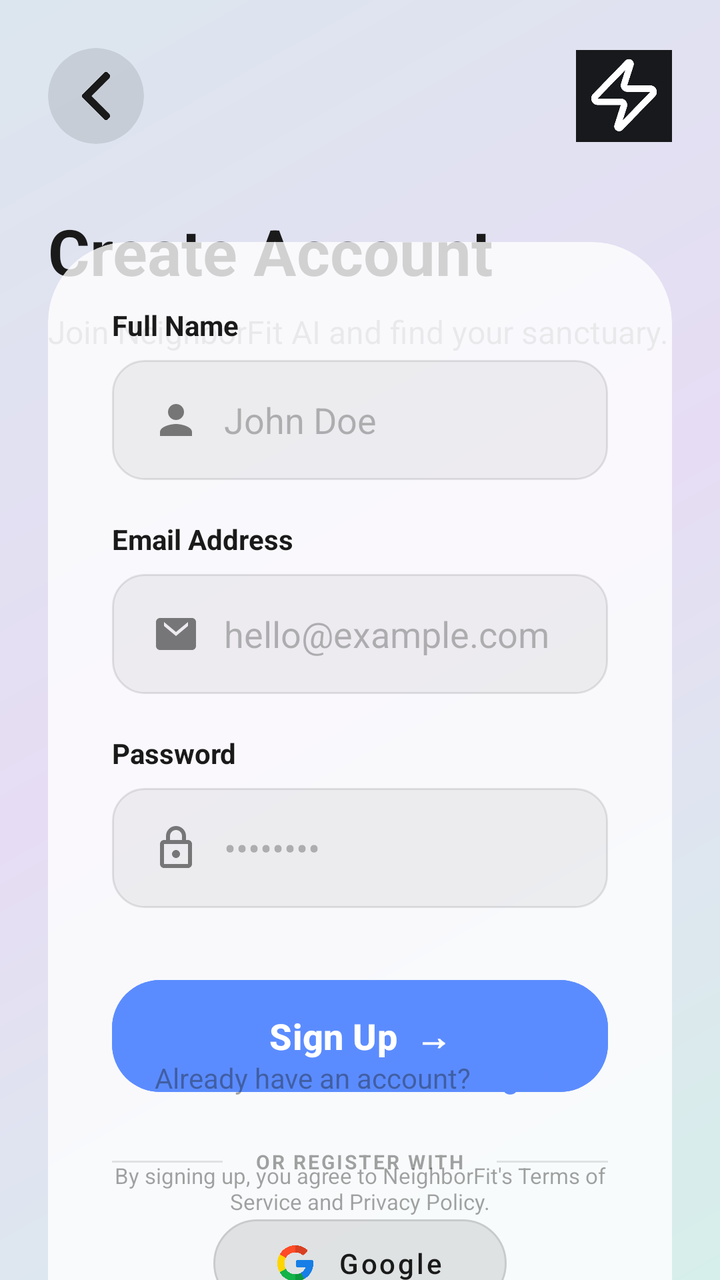
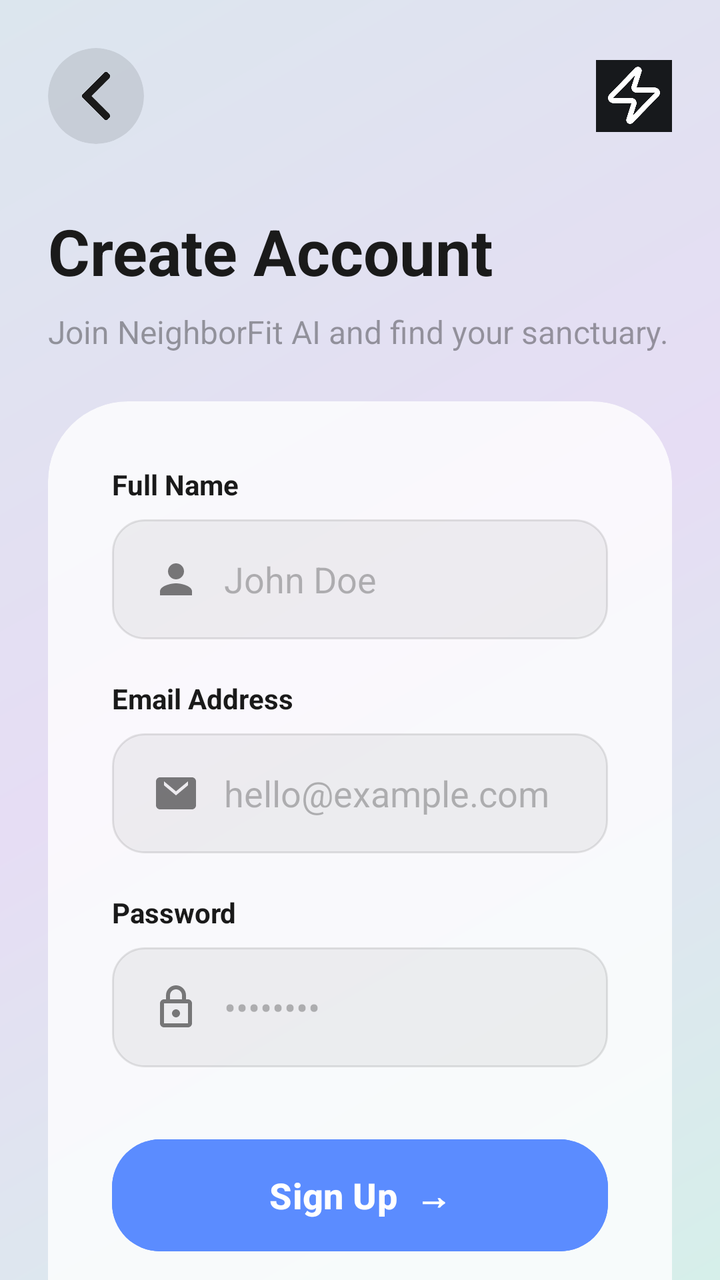

Two renders of the same Android screen: before a commit and after it. Below are the layout's source before the change and the commit's diff.
<!-- AndroidManifest.xml: application theme Theme.NeighborFitAI -->
<!-- res/layout/activity_register.xml -->
<?xml version="1.0" encoding="utf-8"?>
<androidx.constraintlayout.widget.ConstraintLayout xmlns:android="http://schemas.android.com/apk/res/android"
    xmlns:app="http://schemas.android.com/apk/res-auto"
    xmlns:tools="http://schemas.android.com/tools"
    android:layout_width="match_parent"
    android:layout_height="match_parent"
    android:background="@drawable/signup_light_gradient">

    
    <androidx.cardview.widget.CardView
        android:id="@+id/cvBack"
        android:layout_width="48dp"
        android:layout_height="48dp"
        android:layout_margin="24dp"
        app:cardBackgroundColor="#1A000000"
        app:cardCornerRadius="24dp"
        app:cardElevation="0dp"
        app:layout_constraintStart_toStartOf="parent"
        app:layout_constraintTop_toTopOf="parent">

        <ImageView
            android:id="@+id/ivBack"
            android:layout_width="match_parent"
            android:layout_height="match_parent"
            android:padding="12dp"
            android:src="@drawable/rightarrow"
            app:tint="#1A1A1A"
            android:rotation="180" />
    </androidx.cardview.widget.CardView>

    <ImageView
        android:id="@+id/ivLogo"
        android:layout_width="48dp"
        android:layout_height="48dp"
        android:layout_margin="24dp"
        android:src="@drawable/icon_black"
        app:layout_constraintEnd_toEndOf="parent"
        app:layout_constraintTop_toTopOf="parent" />

    
    <TextView
        android:id="@+id/tvTitle"
        android:layout_width="wrap_content"
        android:layout_height="wrap_content"
        android:layout_marginTop="32dp"
        android:layout_marginStart="24dp"
        android:text="Create Account"
        android:textColor="#1A1A1A"
        android:textSize="32sp"
        android:textStyle="bold"
        app:layout_constraintStart_toStartOf="parent"
        app:layout_constraintTop_toBottomOf="@+id/cvBack" />

    <TextView
        android:id="@+id/tvSubtitle"
        android:layout_width="wrap_content"
        android:layout_height="wrap_content"
        android:layout_marginStart="24dp"
        android:layout_marginTop="8dp"
        android:text="Join NeighborFit AI and find your sanctuary."
        android:textColor="#661A1A1A"
        android:textSize="16sp"
        app:layout_constraintStart_toStartOf="parent"
        app:layout_constraintTop_toBottomOf="@+id/tvTitle" />

    
    <androidx.cardview.widget.CardView
        android:layout_width="0dp"
        android:layout_height="wrap_content"
        android:layout_margin="24dp"
        app:cardBackgroundColor="#CCFFFFFF"
        app:cardCornerRadius="40dp"
        app:cardElevation="0dp"
        app:layout_constraintBottom_toTopOf="@+id/llSignIn"
        app:layout_constraintEnd_toEndOf="parent"
        app:layout_constraintStart_toStartOf="parent"
        app:layout_constraintTop_toBottomOf="@+id/tvSubtitle"
        app:layout_constraintVertical_bias="0.3">

        <LinearLayout
            android:layout_width="match_parent"
            android:layout_height="wrap_content"
            android:orientation="vertical"
            android:padding="32dp">

            
            <TextView
                android:layout_width="wrap_content"
                android:layout_height="wrap_content"
                android:text="Full Name"
                android:textColor="#1A1A1A"
                android:textSize="14sp"
                android:textStyle="bold" />

            <EditText
                android:id="@+id/etFullName"
                android:layout_width="match_parent"
                android:layout_height="60dp"
                android:layout_marginTop="8dp"
                android:background="@drawable/bg_edittext_light"
                android:drawableStart="@drawable/ic_person"
                android:drawablePadding="12dp"
                android:hint="John Doe"
                android:inputType="textPersonName"
                android:paddingHorizontal="20dp"
                android:textColor="#1A1A1A"
                android:textColorHint="#4D1A1A1A" />

            
            <TextView
                android:layout_width="wrap_content"
                android:layout_height="wrap_content"
                android:layout_marginTop="20dp"
                android:text="Email Address"
                android:textColor="#1A1A1A"
                android:textSize="14sp"
                android:textStyle="bold" />

            <EditText
                android:id="@+id/etEmail"
                android:layout_width="match_parent"
                android:layout_height="60dp"
                android:layout_marginTop="8dp"
                android:background="@drawable/bg_edittext_light"
                android:drawableStart="@drawable/ic_email_dark"
                android:drawablePadding="12dp"
                android:hint="hello@example.com"
                android:inputType="textEmailAddress"
                android:paddingHorizontal="20dp"
                android:textColor="#1A1A1A"
                android:textColorHint="#4D1A1A1A" />

            
            <TextView
                android:layout_width="wrap_content"
                android:layout_height="wrap_content"
                android:layout_marginTop="20dp"
                android:text="Password"
                android:textColor="#1A1A1A"
                android:textSize="14sp"
                android:textStyle="bold" />

            <EditText
                android:id="@+id/etPassword"
                android:layout_width="match_parent"
                android:layout_height="60dp"
                android:layout_marginTop="8dp"
                android:background="@drawable/bg_edittext_light"
                android:drawableStart="@drawable/ic_lock_dark"
                android:drawablePadding="12dp"
                android:hint="••••••••"
                android:inputType="textPassword"
                android:paddingHorizontal="20dp"
                android:textColor="#1A1A1A"
                android:textColorHint="#4D1A1A1A" />

            
            <Button
                android:id="@+id/btnSignUp"
                android:layout_width="match_parent"
                android:layout_height="64dp"
                android:layout_marginTop="32dp"
                android:backgroundTint="#5B8CFF"
                android:text="Sign Up  →"
                android:textAllCaps="false"
                android:textColor="@android:color/white"
                android:textSize="18sp"
                android:textStyle="bold"
                app:cornerRadius="24dp" />

            
            <LinearLayout
                android:layout_width="match_parent"
                android:layout_height="wrap_content"
                android:layout_marginTop="24dp"
                android:gravity="center"
                android:orientation="horizontal">

                <View
                    android:layout_width="0dp"
                    android:layout_height="1dp"
                    android:layout_weight="1"
                    android:background="#1A000000" />

                <TextView
                    android:layout_width="wrap_content"
                    android:layout_height="wrap_content"
                    android:layout_marginHorizontal="16dp"
                    android:letterSpacing="0.1"
                    android:text="OR REGISTER WITH"
                    android:textColor="#661A1A1A"
                    android:textSize="10sp"
                    android:textStyle="bold" />

                <View
                    android:layout_width="0dp"
                    android:layout_height="1dp"
                    android:layout_weight="1"
                    android:background="#1A000000" />
            </LinearLayout>

            
            <com.google.android.material.button.MaterialButton
                android:id="@+id/btnGoogle"
                style="@style/Widget.MaterialComponents.Button.OutlinedButton"
                android:layout_width="wrap_content"
                android:layout_height="56dp"
                android:layout_gravity="center"
                android:layout_marginTop="16dp"
                android:backgroundTint="#0D000000"
                android:paddingHorizontal="32dp"
                android:text="Google"
                android:textAllCaps="false"
                android:textColor="#1A1A1A"
                app:cornerRadius="24dp"
                app:icon="@drawable/google"
                app:iconGravity="textStart"
                app:iconPadding="12dp"
                app:iconTint="@null"
                app:strokeColor="#1A000000"
                app:strokeWidth="1dp" />

        </LinearLayout>
    </androidx.cardview.widget.CardView>

    
    <LinearLayout
        android:id="@+id/llSignIn"
        android:layout_width="wrap_content"
        android:layout_height="wrap_content"
        android:layout_marginBottom="32dp"
        android:orientation="horizontal"
        app:layout_constraintBottom_toTopOf="@+id/tvTerms"
        app:layout_constraintEnd_toEndOf="parent"
        app:layout_constraintStart_toStartOf="parent">

        <TextView
            android:layout_width="wrap_content"
            android:layout_height="wrap_content"
            android:text="Already have an account? "
            android:textColor="#661A1A1A" />

        <TextView
            android:id="@+id/tvSignIn"
            android:layout_width="wrap_content"
            android:layout_height="wrap_content"
            android:text="Sign In"
            android:textColor="#5B8CFF"
            android:textStyle="bold" />
    </LinearLayout>

    <TextView
        android:id="@+id/tvTerms"
        android:layout_width="0dp"
        android:layout_height="wrap_content"
        android:layout_marginHorizontal="48dp"
        android:layout_marginBottom="32dp"
        android:gravity="center"
        android:text="By signing up, you agree to NeighborFit's Terms of Service and Privacy Policy."
        android:textColor="#661A1A1A"
        android:textSize="11sp"
        app:layout_constraintBottom_toBottomOf="parent"
        app:layout_constraintEnd_toEndOf="parent"
        app:layout_constraintStart_toStartOf="parent" />

</androidx.constraintlayout.widget.ConstraintLayout>
<!-- resources referenced by this layout -->
<resources>
  <!-- drawable bg_edittext_light (drawable) -->
  <?xml version="1.0" encoding="utf-8"?>
  <shape xmlns:android="http://schemas.android.com/apk/res/android">
      <solid android:color="#0D000000" />
      <corners android:radius="16dp" />
      <stroke android:width="1dp" android:color="#1A000000" />
  </shape>
  <!-- drawable google: png bitmap (drawable, 20865 bytes) -->
  <!-- drawable ic_email_dark (drawable) -->
  <vector xmlns:android="http://schemas.android.com/apk/res/android"
      android:width="24dp"
      android:height="24dp"
      android:viewportWidth="24"
      android:viewportHeight="24">
    <path
        android:fillColor="#80000000"
        android:pathData="M20,4H4C2.9,4 2,4.9 2,6V18C2,19.1 2.9,20 4,20H20C21.1,20 22,19.1 22,18V6C22,4.9 21.1,4 20,4ZM18,8L12,13L6,8V6L12,11L18,6V8Z"/>
  </vector>
  <!-- drawable ic_lock_dark (drawable) -->
  <vector xmlns:android="http://schemas.android.com/apk/res/android"
      android:width="24dp"
      android:height="24dp"
      android:viewportWidth="24"
      android:viewportHeight="24">
    <path
        android:fillColor="#80000000"
        android:pathData="M18,8H17V6C17,3.24 14.76,1 12,1C9.24,1 7,3.24 7,6V8H6C4.9,8 4,8.9 4,10V20C4,21.1 4.9,22 6,22H18C19.1,22 20,21.1 20,20V10C20,8.9 19.1,8 18,8ZM9,6C9,4.34 10.34,3 12,3C13.66,3 15,4.34 15,6V8H9V6ZM18,20H6V10H18V20ZM12,17C13.1,17 14,16.1 14,15C14,13.9 13.1,13 12,13C10.9,13 10,13.9 10,15C10,16.1 10.9,17 12,17Z"/>
  </vector>
  <!-- drawable ic_person (drawable) -->
  <vector xmlns:android="http://schemas.android.com/apk/res/android"
      android:width="24dp"
      android:height="24dp"
      android:viewportWidth="24"
      android:viewportHeight="24">
    <path
        android:fillColor="#80000000"
        android:pathData="M12,12c2.21,0 4,-1.79 4,-4s-1.79,-4 -4,-4 -4,1.79 -4,4 1.79,4 4,4zM12,14c-2.67,0 -8,1.34 -8,4v2h16v-2c0,-2.66 -5.33,-4 -8,-4z"/>
  </vector>
  <!-- drawable icon_black: png bitmap (drawable, 13687 bytes) -->
  <!-- drawable rightarrow: png bitmap (drawable, 2601 bytes) -->
  <!-- drawable signup_light_gradient (drawable) -->
  <?xml version="1.0" encoding="utf-8"?>
  <shape xmlns:android="http://schemas.android.com/apk/res/android">
  
      <gradient
          android:type="linear"
          android:angle="315"
          android:startColor="#DCE6EE"
          android:centerColor="#E6DDF4"
          android:endColor="#D6EFEA" />
  
  </shape>
  <style name="Theme.NeighborFitAI" parent="Base.Theme.NeighborFitAI" />
  <style name="Base.Theme.NeighborFitAI" parent="Theme.Material3.DayNight.NoActionBar">
          
          
      </style>
</resources>

<!-- the commit's change to res/layout/activity_register.xml (unified diff, before → after) -->
@@ -7,260 +7,274 @@
     android:background="@drawable/signup_light_gradient">
 
     
-    <androidx.cardview.widget.CardView
-        android:id="@+id/cvBack"
-        android:layout_width="48dp"
-        android:layout_height="48dp"
-        android:layout_margin="24dp"
-        app:cardBackgroundColor="#1A000000"
-        app:cardCornerRadius="24dp"
-        app:cardElevation="0dp"
+    <androidx.core.widget.NestedScrollView
+        android:layout_width="0dp"
+        android:layout_height="0dp"
+        android:fillViewport="true"
+        app:layout_constraintTop_toTopOf="parent"
+        app:layout_constraintBottom_toBottomOf="parent"
         app:layout_constraintStart_toStartOf="parent"
-        app:layout_constraintTop_toTopOf="parent">
-
-        <ImageView
-            android:id="@+id/ivBack"
-            android:layout_width="match_parent"
-            android:layout_height="match_parent"
-            android:padding="12dp"
-            android:src="@drawable/rightarrow"
-            app:tint="#1A1A1A"
-            android:rotation="180" />
-    </androidx.cardview.widget.CardView>
-
-    <ImageView
-        android:id="@+id/ivLogo"
-        android:layout_width="48dp"
-        android:layout_height="48dp"
-        android:layout_margin="24dp"
-        android:src="@drawable/icon_black"
-        app:layout_constraintEnd_toEndOf="parent"
-        app:layout_constraintTop_toTopOf="parent" />
-
-    
-    <TextView
-        android:id="@+id/tvTitle"
-        android:layout_width="wrap_content"
-        android:layout_height="wrap_content"
-        android:layout_marginTop="32dp"
-        android:layout_marginStart="24dp"
-        android:text="Create Account"
-        android:textColor="#1A1A1A"
-        android:textSize="32sp"
-        android:textStyle="bold"
-        app:layout_constraintStart_toStartOf="parent"
-        app:layout_constraintTop_toBottomOf="@+id/cvBack" />
-
-    <TextView
-        android:id="@+id/tvSubtitle"
-        android:layout_width="wrap_content"
-        android:layout_height="wrap_content"
-        android:layout_marginStart="24dp"
-        android:layout_marginTop="8dp"
-        android:text="Join NeighborFit AI and find your sanctuary."
-        android:textColor="#661A1A1A"
-        android:textSize="16sp"
-        app:layout_constraintStart_toStartOf="parent"
-        app:layout_constraintTop_toBottomOf="@+id/tvTitle" />
-
-    
-    <androidx.cardview.widget.CardView
-        android:layout_width="0dp"
-        android:layout_height="wrap_content"
-        android:layout_margin="24dp"
-        app:cardBackgroundColor="#CCFFFFFF"
-        app:cardCornerRadius="40dp"
-        app:cardElevation="0dp"
-        app:layout_constraintBottom_toTopOf="@+id/llSignIn"
-        app:layout_constraintEnd_toEndOf="parent"
-        app:layout_constraintStart_toStartOf="parent"
-        app:layout_constraintTop_toBottomOf="@+id/tvSubtitle"
-        app:layout_constraintVertical_bias="0.3">
+        app:layout_constraintEnd_toEndOf="parent">
 
         <LinearLayout
             android:layout_width="match_parent"
             android:layout_height="wrap_content"
-            android:orientation="vertical"
-            android:padding="32dp">
+            android:orientation="vertical">
+
+            
+            <androidx.constraintlayout.widget.ConstraintLayout
+                android:layout_width="match_parent"
+                android:layout_height="wrap_content">
+
+                <androidx.cardview.widget.CardView
+                    android:id="@+id/cvBack"
+                    android:layout_width="48dp"
+                    android:layout_height="48dp"
+                    android:layout_margin="24dp"
+                    app:cardBackgroundColor="#1A000000"
+                    app:cardCornerRadius="24dp"
+                    app:cardElevation="0dp"
+                    app:layout_constraintStart_toStartOf="parent"
+                    app:layout_constraintTop_toTopOf="parent"
+                    app:layout_constraintBottom_toBottomOf="parent">
+
+                    <ImageView
+                        android:id="@+id/ivBack"
+                        android:layout_width="match_parent"
+                        android:layout_height="match_parent"
+                        android:padding="12dp"
+                        android:src="@drawable/rightarrow"
+                        app:tint="#1A1A1A"
+                        android:rotation="180" />
+                </androidx.cardview.widget.CardView>
+
+                <ImageView
+                    android:id="@+id/ivLogo"
+                    android:layout_width="38dp"
+                    android:layout_height="38dp"
+                    android:layout_margin="24dp"
+                    android:src="@drawable/icon_black"
+                    app:layout_constraintEnd_toEndOf="parent"
+                    app:layout_constraintTop_toTopOf="parent"
+                    app:layout_constraintBottom_toBottomOf="parent" />
+            </androidx.constraintlayout.widget.ConstraintLayout>
 
             
             <TextView
+                android:id="@+id/tvTitle"
                 android:layout_width="wrap_content"
                 android:layout_height="wrap_content"
-                android:text="Full Name"
+                android:layout_marginTop="8dp"
+                android:layout_marginStart="24dp"
+                android:text="Create Account"
                 android:textColor="#1A1A1A"
-                android:textSize="14sp"
+                android:textSize="32sp"
                 android:textStyle="bold" />
 
-            <EditText
-                android:id="@+id/etFullName"
+            <TextView
+                android:id="@+id/tvSubtitle"
+                android:layout_width="wrap_content"
+                android:layout_height="wrap_content"
+                android:layout_marginStart="24dp"
+                android:layout_marginTop="8dp"
+                android:text="Join NeighborFit AI and find your sanctuary."
+                android:textColor="#661A1A1A"
+                android:textSize="16sp" />
+
+            
+            <androidx.cardview.widget.CardView
                 android:layout_width="match_parent"
-                android:layout_height="60dp"
-                android:layout_marginTop="8dp"
-                android:background="@drawable/bg_edittext_light"
-                android:drawableStart="@drawable/ic_person"
-                android:drawablePadding="12dp"
-                android:hint="John Doe"
-                android:inputType="textPersonName"
-                android:paddingHorizontal="20dp"
-                android:textColor="#1A1A1A"
-                android:textColorHint="#4D1A1A1A" />
-
-            
-            <TextView
+                android:layout_height="wrap_content"
+                android:layout_margin="24dp"
+                android:layout_marginTop="24dp"
+                app:cardBackgroundColor="#CCFFFFFF"
+                app:cardCornerRadius="40dp"
+                app:cardElevation="0dp">
+
+                <LinearLayout
+                    android:layout_width="match_parent"
+                    android:layout_height="wrap_content"
+                    android:orientation="vertical"
+                    android:padding="32dp">
+
+                    
+                    <TextView
+                        android:layout_width="wrap_content"
+                        android:layout_height="wrap_content"
+                        android:text="Full Name"
+                        android:textColor="#1A1A1A"
+                        android:textSize="14sp"
+                        android:textStyle="bold" />
+
+                    <EditText
+                        android:id="@+id/etFullName"
+                        android:layout_width="match_parent"
+                        android:layout_height="60dp"
+                        android:layout_marginTop="8dp"
+                        android:background="@drawable/bg_edittext_light"
+                        android:drawableStart="@drawable/ic_person"
+                        android:drawablePadding="12dp"
+                        android:hint="John Doe"
+                        android:inputType="textPersonName"
+                        android:paddingHorizontal="20dp"
+                        android:textColor="#1A1A1A"
+                        android:textColorHint="#4D1A1A1A" />
+
+                    
+                    <TextView
+                        android:layout_width="wrap_content"
+                        android:layout_height="wrap_content"
+                        android:layout_marginTop="20dp"
+                        android:text="Email Address"
+                        android:textColor="#1A1A1A"
+                        android:textSize="14sp"
+                        android:textStyle="bold" />
+
+                    <EditText
+                        android:id="@+id/etEmail"
+                        android:layout_width="match_parent"
+                        android:layout_height="60dp"
+                        android:layout_marginTop="8dp"
+                        android:background="@drawable/bg_edittext_light"
+                        android:drawableStart="@drawable/ic_email_dark"
+                        android:drawablePadding="12dp"
+                        android:hint="hello@example.com"
+                        android:inputType="textEmailAddress"
+                        android:paddingHorizontal="20dp"
+                        android:textColor="#1A1A1A"
+                        android:textColorHint="#4D1A1A1A" />
+
+                    
+                    <TextView
+                        android:layout_width="wrap_content"
+                        android:layout_height="wrap_content"
+                        android:layout_marginTop="20dp"
+                        android:text="Password"
+                        android:textColor="#1A1A1A"
+                        android:textSize="14sp"
+                        android:textStyle="bold" />
+
+                    <EditText
+                        android:id="@+id/etPassword"
+                        android:layout_width="match_parent"
+                        android:layout_height="60dp"
+                        android:layout_marginTop="8dp"
+                        android:background="@drawable/bg_edittext_light"
+                        android:drawableStart="@drawable/ic_lock_dark"
+                        android:drawablePadding="12dp"
+                        android:hint="••••••••"
+                        android:inputType="textPassword"
+                        android:paddingHorizontal="20dp"
+                        android:textColor="#1A1A1A"
+                        android:textColorHint="#4D1A1A1A" />
+
+                    
+                    <Button
+                        android:id="@+id/btnSignUp"
+                        android:layout_width="match_parent"
+                        android:layout_height="64dp"
+                        android:layout_marginTop="32dp"
+                        android:backgroundTint="#5B8CFF"
+                        android:text="Sign Up  →"
+                        android:textAllCaps="false"
+                        android:textColor="@android:color/white"
+                        android:textSize="18sp"
+                        android:textStyle="bold"
+                        app:cornerRadius="24dp" />
+
+                    
+                    <LinearLayout
+                        android:layout_width="match_parent"
+                        android:layout_height="wrap_content"
+                        android:layout_marginTop="24dp"
+                        android:gravity="center"
+                        android:orientation="horizontal">
+
+                        <View
+                            android:layout_width="0dp"
+                            android:layout_height="1dp"
+                            android:layout_weight="1"
+                            android:background="#1A000000" />
+
+                        <TextView
+                            android:layout_width="wrap_content"
+                            android:layout_height="wrap_content"
+                            android:layout_marginHorizontal="16dp"
+                            android:letterSpacing="0.1"
+                            android:text="OR REGISTER WITH"
+                            android:textColor="#661A1A1A"
+                            android:textSize="10sp"
+                            android:textStyle="bold" />
+
+                        <View
+                            android:layout_width="0dp"
+                            android:layout_height="1dp"
+                            android:layout_weight="1"
+                            android:background="#1A000000" />
+                    </LinearLayout>
+
+                    
+                    <com.google.android.material.button.MaterialButton
+                        android:id="@+id/btnGoogle"
+                        style="@style/Widget.MaterialComponents.Button.OutlinedButton"
+                        android:layout_width="wrap_content"
+                        android:layout_height="56dp"
+                        android:layout_gravity="center"
+                        android:layout_marginTop="16dp"
+                        android:backgroundTint="#0D000000"
+                        android:paddingHorizontal="32dp"
+                        android:text="Google"
+                        android:textAllCaps="false"
+                        android:textColor="#1A1A1A"
+                        app:cornerRadius="24dp"
+                        app:icon="@drawable/google"
+                        app:iconGravity="textStart"
+                        app:iconPadding="12dp"
+                        app:iconTint="@null"
+                        app:strokeColor="#1A000000"
+                        app:strokeWidth="1dp" />
+
+                </LinearLayout>
+            </androidx.cardview.widget.CardView>
+
+            
+            <LinearLayout
+                android:id="@+id/llSignIn"
                 android:layout_width="wrap_content"
                 android:layout_height="wrap_content"
-                android:layout_marginTop="20dp"
-                android:text="Email Address"
-                android:textColor="#1A1A1A"
-                android:textSize="14sp"
-                android:textStyle="bold" />
-
-            <EditText
-                android:id="@+id/etEmail"
-                android:layout_width="match_parent"
-                android:layout_height="60dp"
-                android:layout_marginTop="8dp"
-                android:background="@drawable/bg_edittext_light"
-                android:drawableStart="@drawable/ic_email_dark"
-                android:drawablePadding="12dp"
-                android:hint="hello@example.com"
-                android:inputType="textEmailAddress"
-                android:paddingHorizontal="20dp"
-                android:textColor="#1A1A1A"
-                android:textColorHint="#4D1A1A1A" />
-
-            
-            <TextView
-                android:layout_width="wrap_content"
-                android:layout_height="wrap_content"
-                android:layout_marginTop="20dp"
-                android:text="Password"
-                android:textColor="#1A1A1A"
-                android:textSize="14sp"
-                android:textStyle="bold" />
-
-            <EditText
-                android:id="@+id/etPassword"
-                android:layout_width="match_parent"
-                android:layout_height="60dp"
-                android:layout_marginTop="8dp"
-                android:background="@drawable/bg_edittext_light"
-                android:drawableStart="@drawable/ic_lock_dark"
-                android:drawablePadding="12dp"
-                android:hint="••••••••"
-                android:inputType="textPassword"
-                android:paddingHorizontal="20dp"
-                android:textColor="#1A1A1A"
-                android:textColorHint="#4D1A1A1A" />
-
-            
-            <Button
-                android:id="@+id/btnSignUp"
-                android:layout_width="match_parent"
-                android:layout_height="64dp"
-                android:layout_marginTop="32dp"
-                android:backgroundTint="#5B8CFF"
-                android:text="Sign Up  →"
-                android:textAllCaps="false"
-                android:textColor="@android:color/white"
-                android:textSize="18sp"
-                android:textStyle="bold"
-                app:cornerRadius="24dp" />
-
-            
-            <LinearLayout
-                android:layout_width="match_parent"
-                android:layout_height="wrap_content"
                 android:layout_marginTop="24dp"
-                android:gravity="center"
+                android:layout_gravity="center"
                 android:orientation="horizontal">
-
-                <View
-                    android:layout_width="0dp"
-                    android:layout_height="1dp"
-                    android:layout_weight="1"
-                    android:background="#1A000000" />
 
                 <TextView
                     android:layout_width="wrap_content"
                     android:layout_height="wrap_content"
-                    android:layout_marginHorizontal="16dp"
-                    android:letterSpacing="0.1"
-                    android:text="OR REGISTER WITH"
-                    android:textColor="#661A1A1A"
-                    android:textSize="10sp"
+                    android:text="Already have an account? "
+                    android:textColor="#661A1A1A" />
+
+                <TextView
+                    android:id="@+id/tvSignIn"
+                    android:layout_width="wrap_content"
+                    android:layout_height="wrap_content"
+                    android:text="Sign In"
+                    android:textColor="#5B8CFF"
                     android:textStyle="bold" />
-
-                <View
-                    android:layout_width="0dp"
-                    android:layout_height="1dp"
-                    android:layout_weight="1"
-                    android:background="#1A000000" />
             </LinearLayout>
 
-            
-            <com.google.android.material.button.MaterialButton
-                android:id="@+id/btnGoogle"
-                style="@style/Widget.MaterialComponents.Button.OutlinedButton"
-                android:layout_width="wrap_content"
-                android:layout_height="56dp"
-                android:layout_gravity="center"
-                android:layout_marginTop="16dp"
-                android:backgroundTint="#0D000000"
-                android:paddingHorizontal="32dp"
-                android:text="Google"
-                android:textAllCaps="false"
-                android:textColor="#1A1A1A"
-                app:cornerRadius="24dp"
-                app:icon="@drawable/google"
-                app:iconGravity="textStart"
-                app:iconPadding="12dp"
-                app:iconTint="@null"
-                app:strokeColor="#1A000000"
-                app:strokeWidth="1dp" />
+            <TextView
+                android:id="@+id/tvTerms"
+                android:layout_width="match_parent"
+                android:layout_height="wrap_content"
+                android:layout_marginHorizontal="48dp"
+                android:layout_marginTop="24dp"
+                android:layout_marginBottom="32dp"
+                android:gravity="center"
+                android:text="By signing up, you agree to NeighborFit's Terms of Service and Privacy Policy."
+                android:textColor="#661A1A1A"
+                android:textSize="11sp" />
 
         </LinearLayout>
-    </androidx.cardview.widget.CardView>
-
-    
-    <LinearLayout
-        android:id="@+id/llSignIn"
-        android:layout_width="wrap_content"
-        android:layout_height="wrap_content"
-        android:layout_marginBottom="32dp"
-        android:orientation="horizontal"
-        app:layout_constraintBottom_toTopOf="@+id/tvTerms"
-        app:layout_constraintEnd_toEndOf="parent"
-        app:layout_constraintStart_toStartOf="parent">
-
-        <TextView
-            android:layout_width="wrap_content"
-            android:layout_height="wrap_content"
-            android:text="Already have an account? "
-            android:textColor="#661A1A1A" />
-
-        <TextView
-            android:id="@+id/tvSignIn"
-            android:layout_width="wrap_content"
-            android:layout_height="wrap_content"
-            android:text="Sign In"
-            android:textColor="#5B8CFF"
-            android:textStyle="bold" />
-    </LinearLayout>
-
-    <TextView
-        android:id="@+id/tvTerms"
-        android:layout_width="0dp"
-        android:layout_height="wrap_content"
-        android:layout_marginHorizontal="48dp"
-        android:layout_marginBottom="32dp"
-        android:gravity="center"
-        android:text="By signing up, you agree to NeighborFit's Terms of Service and Privacy Policy."
-        android:textColor="#661A1A1A"
-        android:textSize="11sp"
-        app:layout_constraintBottom_toBottomOf="parent"
-        app:layout_constraintEnd_toEndOf="parent"
-        app:layout_constraintStart_toStartOf="parent" />
+
+    </androidx.core.widget.NestedScrollView>
 
 </androidx.constraintlayout.widget.ConstraintLayout>
